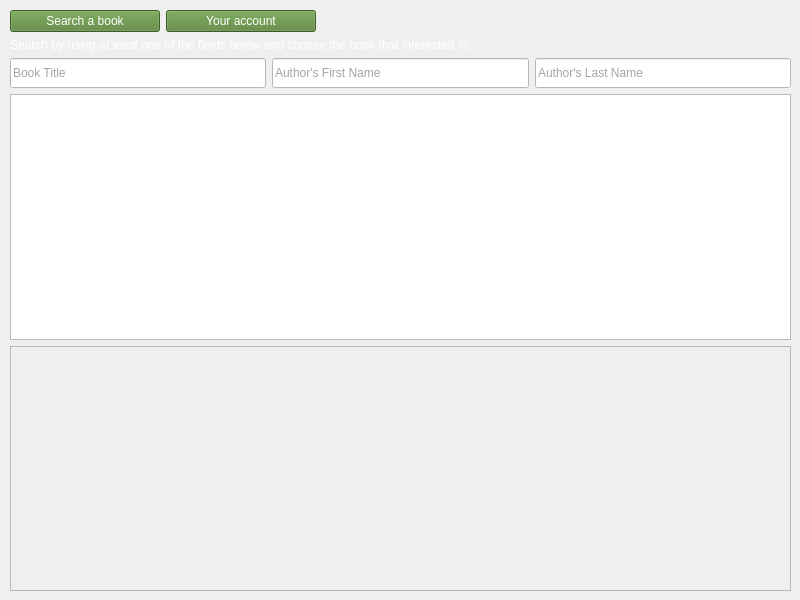
Before: the Qt Designer form homeview.ui in wcislak97/ProdigyLibrary, drawn with Qt 5.
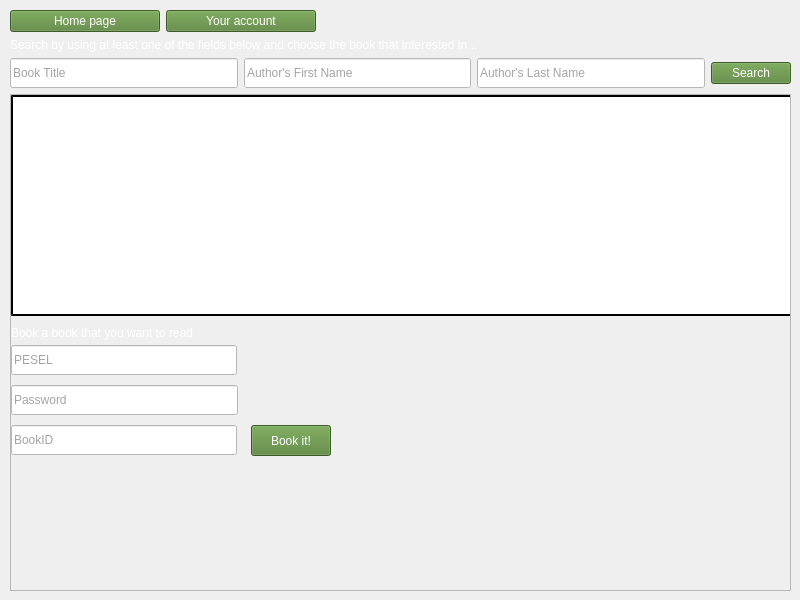
After: the same form once the commit is applied.

The edit to the form file:
```diff
--- a/homeview.ui
+++ b/homeview.ui
@@ -56,7 +56,7 @@
 color: rgb(255, 255, 255);</string>
         </property>
         <property name="text">
-         <string>Search a book</string>
+         <string>Home page</string>
         </property>
        </widget>
       </item>
@@ -155,11 +155,19 @@
         </property>
        </widget>
       </item>
+      <item>
+       <widget class="QPushButton" name="actual_search_button">
+        <property name="styleSheet">
+         <string notr="true">background-color: rgb(84, 130, 53);
+color: rgb(255, 255, 255);</string>
+        </property>
+        <property name="text">
+         <string>Search</string>
+        </property>
+       </widget>
+      </item>
      </layout>
     </item>
-    <item>
-     <widget class="QTableWidget" name="tableWidget"/>
-    </item>
     <item>
      <widget class="QScrollArea" name="scrollArea">
       <property name="widgetResizable">
@@ -171,9 +179,135 @@
          <x>0</x>
          <y>0</y>
          <width>777</width>
-         <height>241</height>
+         <height>491</height>
         </rect>
        </property>
+       <widget class="QTableView" name="tableView">
+        <property name="geometry">
+         <rect>
+          <x>0</x>
+          <y>0</y>
+          <width>781</width>
+          <height>221</height>
+         </rect>
+        </property>
+        <property name="styleSheet">
+         <string notr="true">background: white;
+     border: 2px outset black;</string>
+        </property>
+        <property name="lineWidth">
+         <number>1</number>
+        </property>
+        <property name="midLineWidth">
+         <number>1</number>
+        </property>
+        <attribute name="horizontalHeaderStretchLastSection">
+         <bool>true</bool>
+        </attribute>
+       </widget>
+       <widget class="QLabel" name="label_2">
+        <property name="geometry">
+         <rect>
+          <x>0</x>
+          <y>230</y>
+          <width>779</width>
+          <height>16</height>
+         </rect>
+        </property>
+        <property name="styleSheet">
+         <string notr="true">color: rgb(255, 255, 255);
+font: 75 8pt &quot;Calibri&quot;;</string>
+        </property>
+        <property name="text">
+         <string>Book a book that you want to read</string>
+        </property>
+       </widget>
+       <widget class="QLineEdit" name="lineEdit_bookID">
+        <property name="geometry">
+         <rect>
+          <x>0</x>
+          <y>330</y>
+          <width>226</width>
+          <height>30</height>
+         </rect>
+        </property>
+        <property name="minimumSize">
+         <size>
+          <width>0</width>
+          <height>30</height>
+         </size>
+        </property>
+        <property name="styleSheet">
+         <string notr="true">background-color: rgb(255, 255, 255);
+color: rgb(74, 74, 74);</string>
+        </property>
+        <property name="placeholderText">
+         <string>BookID</string>
+        </property>
+       </widget>
+       <widget class="QPushButton" name="bookIt_button">
+        <property name="geometry">
+         <rect>
+          <x>240</x>
+          <y>330</y>
+          <width>80</width>
+          <height>31</height>
+         </rect>
+        </property>
+        <property name="styleSheet">
+         <string notr="true">background-color: rgb(84, 130, 53);
+color: rgb(255, 255, 255);</string>
+        </property>
+        <property name="text">
+         <string>Book it!</string>
+        </property>
+       </widget>
+       <widget class="QLineEdit" name="lineEdit_pesel">
+        <property name="geometry">
+         <rect>
+          <x>0</x>
+          <y>250</y>
+          <width>226</width>
+          <height>30</height>
+         </rect>
+        </property>
+        <property name="minimumSize">
+         <size>
+          <width>0</width>
+          <height>30</height>
+         </size>
+        </property>
+        <property name="styleSheet">
+         <string notr="true">background-color: rgb(255, 255, 255);
+color: rgb(74, 74, 74);</string>
+        </property>
+        <property name="placeholderText">
+         <string>PESEL</string>
+        </property>
+       </widget>
+       <widget class="QLineEdit" name="lineEdit_password">
+        <property name="geometry">
+         <rect>
+          <x>0</x>
+          <y>290</y>
+          <width>227</width>
+          <height>30</height>
+         </rect>
+        </property>
+        <property name="minimumSize">
+         <size>
+          <width>0</width>
+          <height>30</height>
+         </size>
+        </property>
+        <property name="styleSheet">
+         <string notr="true">background-color: rgb(255, 255, 255);
+color: rgb(74, 74, 74);</string>
+        </property>
+        <property name="placeholderText">
+         <string>Password</string>
+        </property>
+       </widget>
       </widget>
      </widget>
     </item>
```
